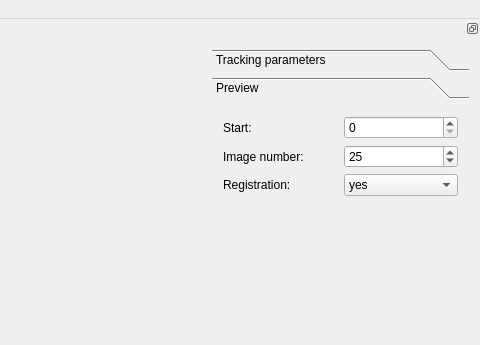
FastTrackOrg/FastTrack, file src/interactive.ui: the form before one commit; both pictures show x 604 to 1084 and y 0 to 345 of the 1084 by 966 pixel window.
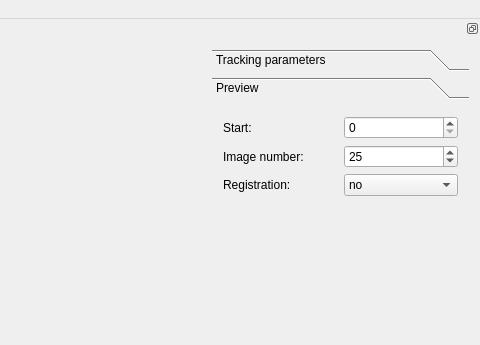
The form after the commit. The open tabs and pages were chosen to show the change.

What changed in the file:
```diff
--- a/src/interactive.ui
+++ b/src/interactive.ui
@@ -286,11 +286,6 @@
            </item>
            <item>
             <widget class="QComboBox" name="reg">
-             <item>
-              <property name="text">
-               <string>yes</string>
-              </property>
-             </item>
              <item>
               <property name="text">
                <string>no</string>
```
Left out of the diff: 17 changed lines with no effect on the pictures.
